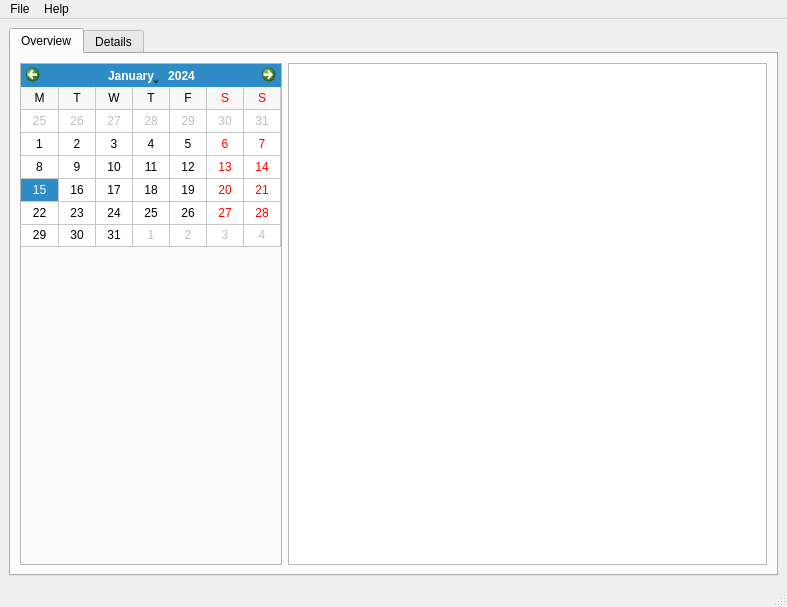
This is ui/MainWindow.ui in Ession/Okofan as Qt 5 draws it before an edit. The edited form follows.
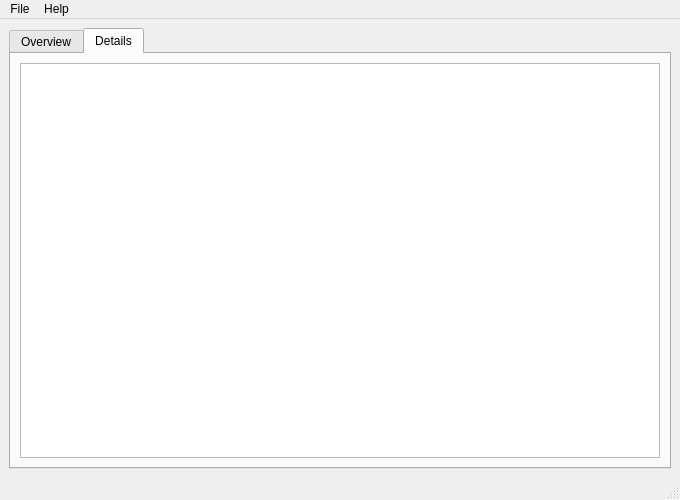
This is the edited form. The open tabs and pages were chosen to show the change.

Commit message:
Double clicking a log in the log list now opens the log in the detail table
* Added the detail log table
* the itemActivated signal now displays the log in the detail log table
* refactored the code to get the log files date from a method

Patch:
```diff
--- a/ui/MainWindow.ui
+++ b/ui/MainWindow.ui
@@ -6,14 +6,14 @@
    <rect>
     <x>0</x>
     <y>0</y>
-    <width>787</width>
-    <height>607</height>
+    <width>680</width>
+    <height>500</height>
    </rect>
   </property>
   <property name="minimumSize">
    <size>
-    <width>600</width>
-    <height>400</height>
+    <width>680</width>
+    <height>500</height>
    </size>
   </property>
   <property name="windowTitle">
@@ -22,7 +22,7 @@
   <widget class="QWidget" name="centralwidget">
    <layout class="QHBoxLayout" name="horizontalLayout">
     <item>
-     <widget class="QTabWidget" name="logdetail">
+     <widget class="QTabWidget" name="maintab">
       <property name="tabPosition">
        <enum>QTabWidget::North</enum>
       </property>
@@ -133,6 +133,11 @@
        <attribute name="title">
         <string>Details</string>
        </attribute>
+       <layout class="QVBoxLayout" name="verticalLayout_2">
+        <item>
+         <widget class="QTableWidget" name="logdetail"/>
+        </item>
+       </layout>
       </widget>
      </widget>
     </item>
@@ -143,7 +148,7 @@
     <rect>
      <x>0</x>
      <y>0</y>
-     <width>787</width>
+     <width>680</width>
      <height>21</height>
     </rect>
    </property>
```
The commit also changes 1 other file.
